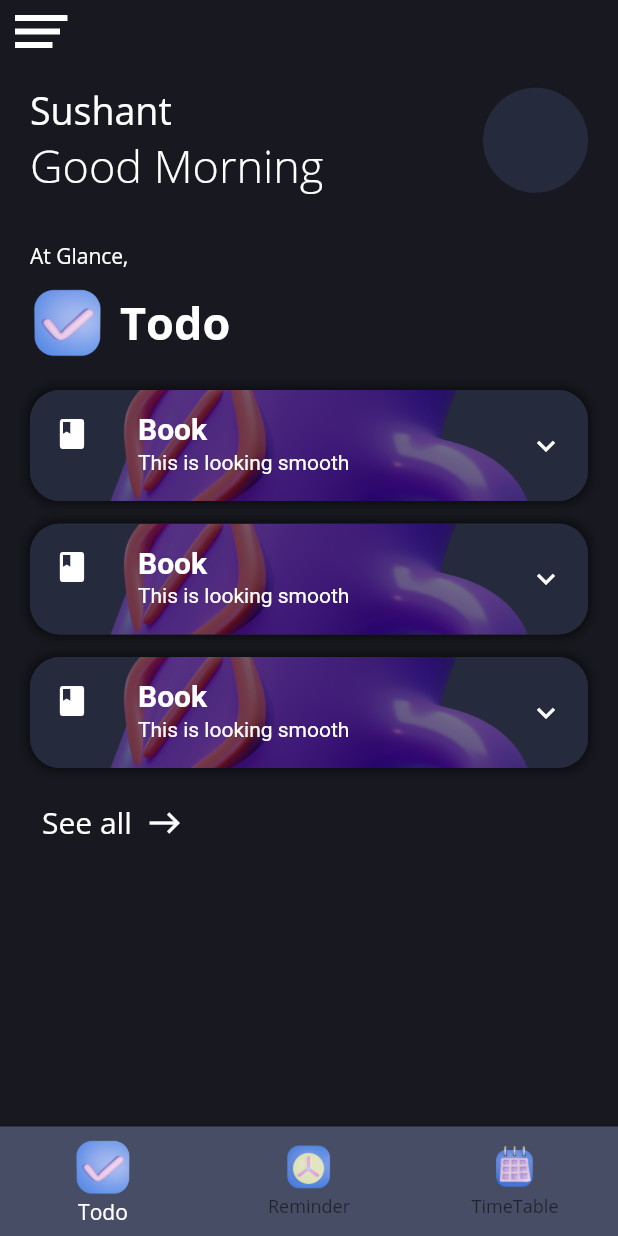
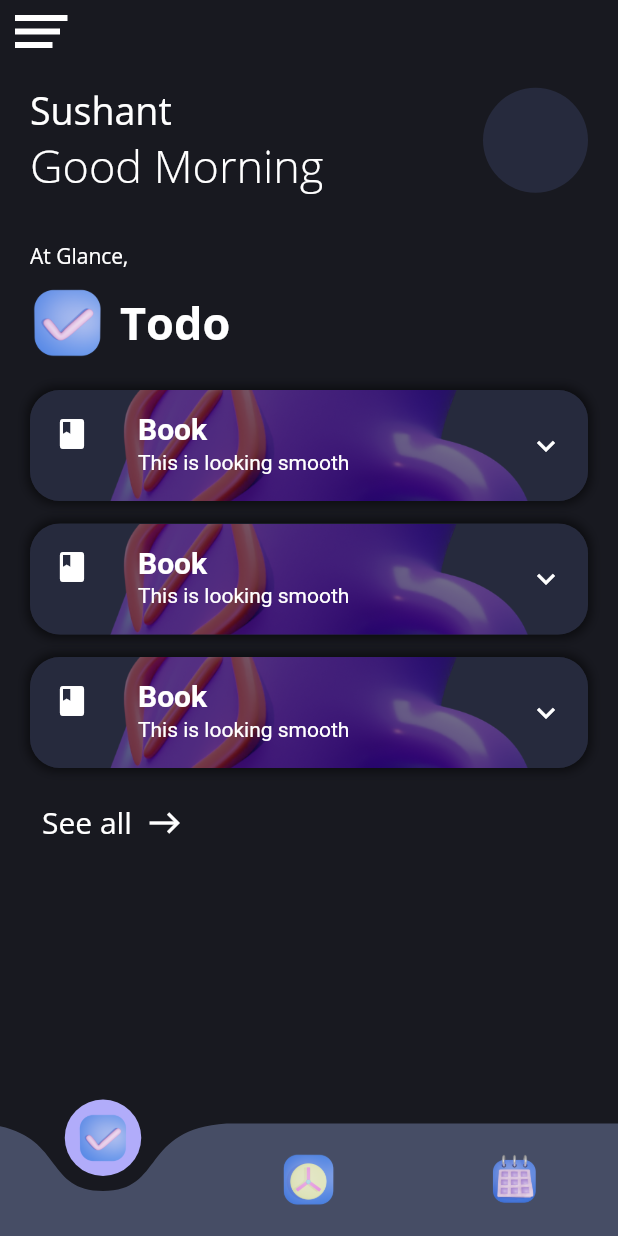
Before and after one commit to sushantdev-git/Ttooler, a Flutter app: the HomePage screen opened directly, on a phone screen of 412 x 824 dp. Run offline on Flutter 3.47's test engine with Material 2 defaults, Android fonts, the phone set to English and light mode, and no system bars; drawn by our look-alikes of curved_navigation_bar; our stand-ins replace flutter_swiper_null_safety.

Commit message:
added animated bottom navigation bar

```diff
--- a/lib/pages/homePage.dart
+++ b/lib/pages/homePage.dart
@@ -14,7 +14,7 @@ import 'package:ttooler/widgets/home/glances/timetableGlance.dart';
 import 'package:ttooler/widgets/home/glances/todoGlance.dart';
 import 'package:ttooler/widgets/home/info_greeting.dart';
 import 'package:flutter_swiper_null_safety/flutter_swiper_null_safety.dart';
-
+import 'package:curved_navigation_bar/curved_navigation_bar.dart';
 
 class HomePage extends StatefulWidget {
   static const routeName = "/HomePage";
@@ -82,7 +82,7 @@ class _HomePageState extends State<HomePage> {
     }
   }
 
-  void setGlaceSwiper(int index){
+  void setGlaceSwiper(int index) {
     setState(() {
       _bottomNavigationSelectedIndex = index;
     });
@@ -106,61 +106,52 @@ class _HomePageState extends State<HomePage> {
     final mediaQuery = MediaQuery.of(context).size;
     return SafeArea(
       child: Scaffold(
+        extendBody: true,
         key: _scaffoldKey,
         appBar: AppBar(
           elevation: 0,
-          leading:
-          InkWell(
-            child:const HamburgerButton(),
+          leading: InkWell(
+            child: const HamburgerButton(),
             onTap: () {
               _scaffoldKey.currentState!.openDrawer();
             },
             borderRadius: BorderRadius.circular(10),
-            highlightColor: Colors.transparent, //this line will remove the highlight color of inkwell
+            highlightColor: Colors
+                .transparent, //this line will remove the highlight color of inkwell
           ),
         ),
         drawer: DrawerWidget(
           pushPage: pushPageUtil,
         ),
         //here added bottom navigation bar
-        bottomNavigationBar: BottomNavigationBar(
-          backgroundColor: Color(0xff464D65),
-          currentIndex: _bottomNavigationSelectedIndex,
-          selectedItemColor: Colors.white,
+        bottomNavigationBar: CurvedNavigationBar(
+          animationDuration: Duration(milliseconds: 500),
+          backgroundColor: Colors.transparent,
+          index: _bottomNavigationSelectedIndex,
+          buttonBackgroundColor: Color(0xffb1acfa),
+          color: Color(0xff464D65),
           items: [
-            BottomNavigationBarItem(
-                icon: AnimatedContainer(
-                  duration: Duration(milliseconds: 300),
-                  height: _bottomNavigationSelectedIndex == 0 ? 40 : 30,
-                  width: _bottomNavigationSelectedIndex == 0 ? 40 : 30,
+            Container(
+              height: 35,
               child: Image.asset(
                 "assets/images/icon_images/todo_icon.png",
                 fit: BoxFit.cover,
               ),
             ),
-                label: "Todo"),
-            BottomNavigationBarItem(
-                icon: AnimatedContainer(
-                  duration: Duration(milliseconds: 300),
-                  height: _bottomNavigationSelectedIndex == 1 ? 40 : 30,
-                  width: _bottomNavigationSelectedIndex == 1 ? 40 : 30,
+            Container(
+              height: 35,
               child: Image.asset(
                 "assets/images/icon_images/reminder1.png",
                 fit: BoxFit.cover,
               ),
             ),
-                label: "Reminder"),
-            BottomNavigationBarItem(
-                icon: AnimatedContainer(
-                  duration: Duration(milliseconds: 300),
-                  height: _bottomNavigationSelectedIndex == 2 ? 40 : 30,
-                  width: _bottomNavigationSelectedIndex == 2 ? 40 : 30,
+            Container(
+              height: 35,
               child: Image.asset(
                 "assets/images/icon_images/calender.png",
                 fit: BoxFit.cover,
               ),
             ),
-                label: "TimeTable"),
           ],
           onTap: setGlaceType,
         ),
@@ -170,8 +161,7 @@ class _HomePageState extends State<HomePage> {
           width: mediaQuery.width,
           child: SingleChildScrollView(
             physics: BouncingScrollPhysics(),
-            child: Column(
-              children: [
+            child: Column(children: [
               Container(
                 padding: EdgeInsets.only(left: 20, right: 20),
                 child: Column(
@@ -181,18 +171,31 @@ class _HomePageState extends State<HomePage> {
                     const SizedBox(
                       height: 20,
                     ),
-                      const Text("At Glance,",),
+                    const Text(
+                      "At Glance,",
+                    ),
                     const SizedBox(
                       height: 10,
                     ),
                   ],
                 ),
               ),
-                Visibility(visible : _glanceType == GlanceType.Todo ? true : false ,child: TodoGlance(), maintainState: true,),
-                Visibility(visible : _glanceType == GlanceType.Reminder ? true : false ,child: ReminderGlance(), maintainState: true,),
-                Visibility(visible : _glanceType == GlanceType.TimeTable ? true : false ,child: TimetableGlance(), maintainState: true,),
-              ]
+              Visibility(
+                visible: _glanceType == GlanceType.Todo ? true : false,
+                child: TodoGlance(),
+                maintainState: true,
               ),
+              Visibility(
+                visible: _glanceType == GlanceType.Reminder ? true : false,
+                child: ReminderGlance(),
+                maintainState: true,
+              ),
+              Visibility(
+                visible: _glanceType == GlanceType.TimeTable ? true : false,
+                child: TimetableGlance(),
+                maintainState: true,
+              ),
+            ]),
           ),
         ),
       ),
```
Lines whose indentation alone changed are shown as unchanged.
